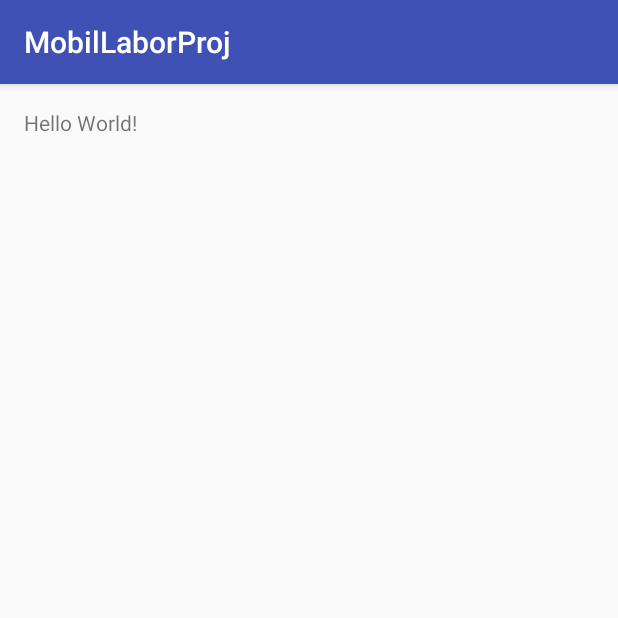
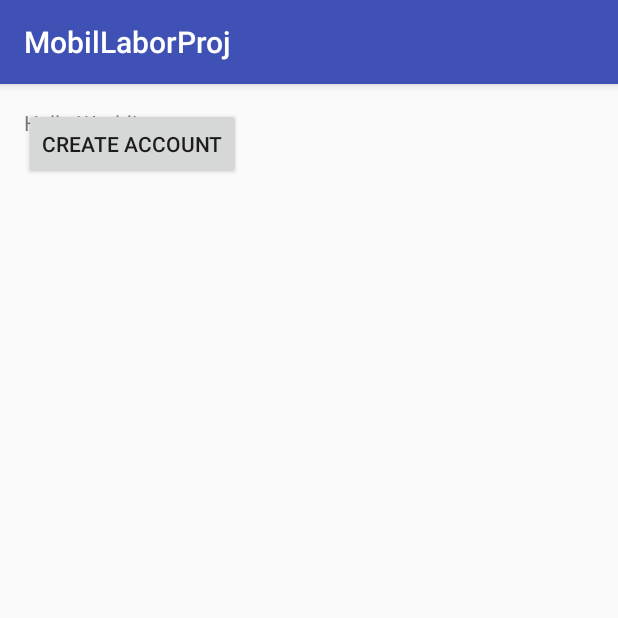
Before and after one commit to Tarotth/MobilLabor, an Android app: the screen it shows after launch (MainActivity), on a phone screen of 412 x 824 dp, the top half of it. Run offline under Robolectric (Android 15) with nearby library versions, the phone set to English and light mode, and no system bars.

```diff
--- a/app/src/main/res/layout/activity_main.xml
+++ b/app/src/main/res/layout/activity_main.xml
@@ -13,4 +13,10 @@
         android:layout_width="wrap_content"
         android:layout_height="wrap_content"
         android:text="Hello World!" />
+
+    <Button
+        android:id="@+id/my_button"
+        android:layout_width="wrap_content"
+        android:layout_height="wrap_content"
+        android:text="Create Account"/>
 </RelativeLayout>
```
Also changed, not shown: app/src/main/AndroidManifest.xml (+5 -3 lines), app/src/main/java/com/test/mobillaborproj/CreateAccountActivity.java (added, +13 -0 lines), app/src/main/java/com/test/mobillaborproj/MainActivity.java (+13 -0 lines), app/src/main/res/layout/activity_create_account.xml (added, +10 -0 lines), 1 other file.
